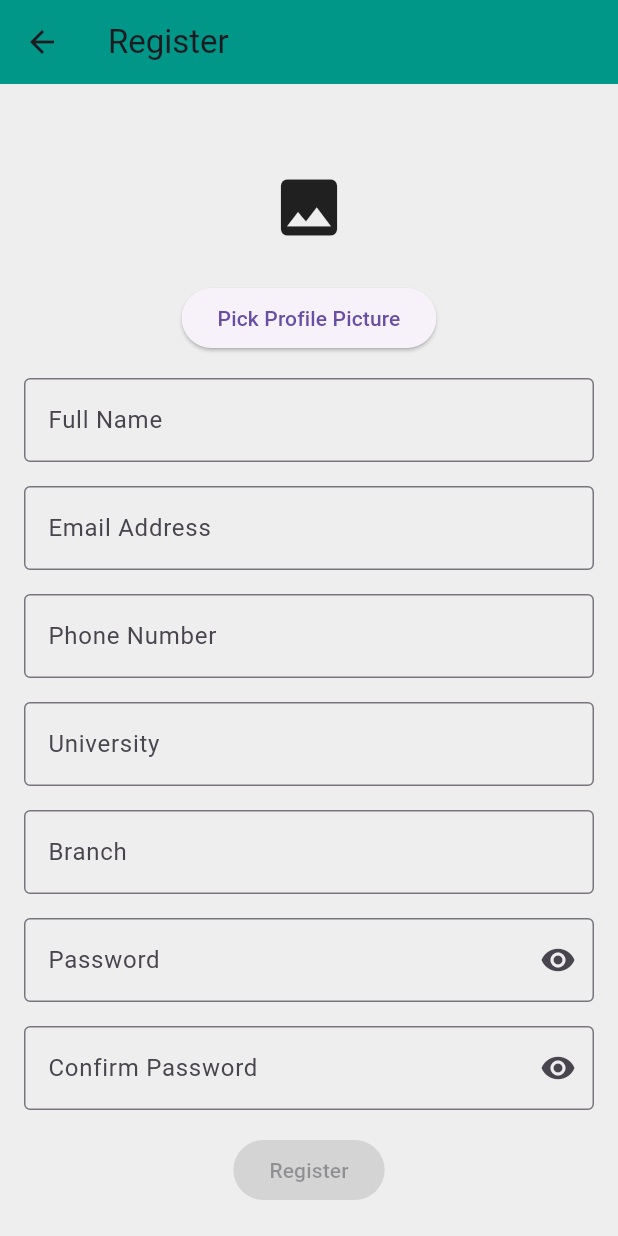
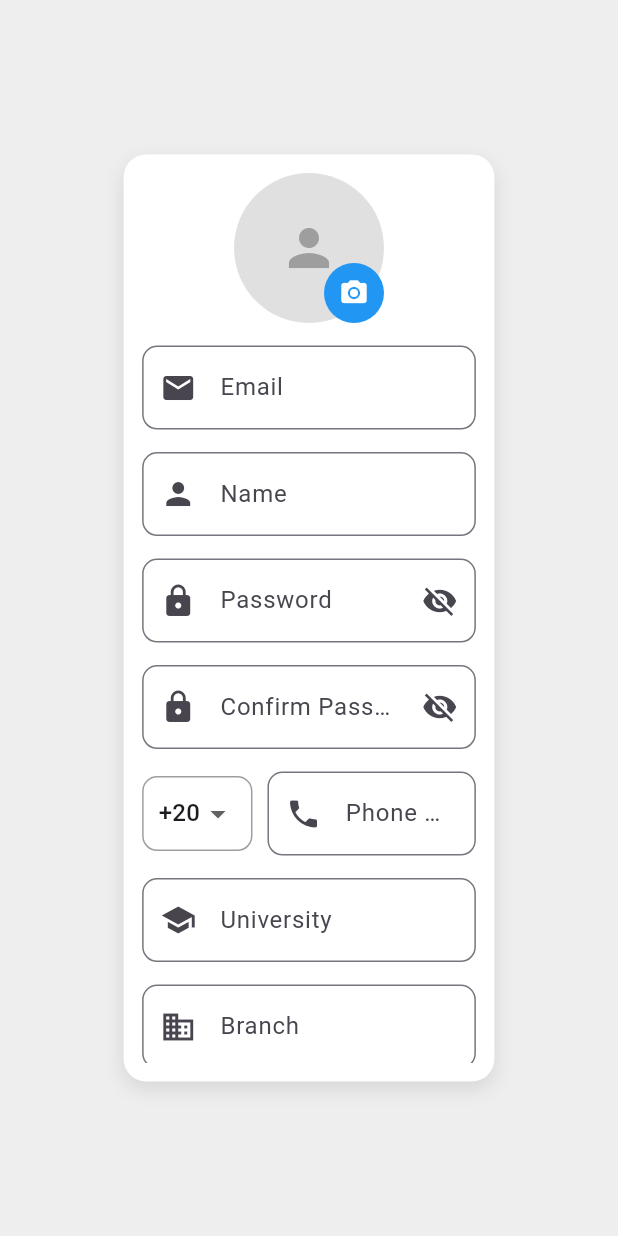
Before and after one commit to MORAMZY14/Etqan, a Flutter app: the RegisterPage screen opened directly, on a phone screen of 412 x 824 dp. Run offline on Flutter 3.47's test engine with Material 3 defaults, Android fonts, the phone set to English and light mode, and no system bars; our stand-ins replace cloud_firestore, file_picker, firebase_auth, firebase_core, firebase_messaging, firebase_storage and 3 more; missing offline and left inert: firebase_app_check, onesignal_flutter; accounts and stored records are empty.

```diff
--- a/lib/register_page.dart
+++ b/lib/register_page.dart
@@ -1,4 +1,5 @@
 import 'package:file_picker/file_picker.dart';
+import 'package:image_picker/image_picker.dart';
 import 'dart:typed_data';
 import 'package:flutter/material.dart';
 import 'package:firebase_auth/firebase_auth.dart';
@@ -247,11 +248,15 @@ class _RegisterPageState extends State<RegisterPage> {
     if (result != null) {
       PlatformFile file = result.files.first;
       final imageBytes = file.bytes;
+
       if (imageBytes != null) {
         setState(() {
           _selectedImageBytes = imageBytes;
         });
       }
+    } else {
+      // Handle case when no image is picked
+      print('No image selected.');
     }
   }
 
@@ -259,130 +264,188 @@ class _RegisterPageState extends State<RegisterPage> {
   Widget build(BuildContext context) {
     return Scaffold(
         backgroundColor: Colors.grey[200],
-      appBar: AppBar(
-        title: const Text('Register'),
-        backgroundColor: Colors.teal,
-        elevation: 0,
+    body: Center(
+    child: Container(
+    width: MediaQuery.of(context).size.width * 0.6,
+    height: MediaQuery.of(context).size.height * 0.75,
+    padding: EdgeInsets.all(MediaQuery.of(context).size.width * 0.03),
+    decoration: BoxDecoration(
+    color: Colors.white,
+    borderRadius: BorderRadius.circular(15.0),
+    boxShadow: [
+    BoxShadow(
+    color: Colors.grey.withOpacity(0.3),
+    blurRadius: 10.0,
+    offset: const Offset(0, 5),
     ),
-      body: SingleChildScrollView(
-        child: Center(
-          child: Padding(
-            padding: const EdgeInsets.all(16.0),
+    ],
+    ),
+    child: SingleChildScrollView(
     child: Column(
-              mainAxisSize: MainAxisSize.min,
+    crossAxisAlignment: CrossAxisAlignment.stretch,
     children: [
-                const SizedBox(height: 16.0),
-                _selectedImageBytes != null
-                    ? Image.memory(_selectedImageBytes!, height: 100, width: 100, fit: BoxFit.cover)
-                    : const SizedBox(height: 100, width: 100, child: Icon(Icons.image, size: 50)),
-                ElevatedButton(
-                  onPressed: _pickImage,
-                  child: const Text('Pick Profile Picture'),
+    Center(
+    child: Stack(
+    children: [
+    CircleAvatar(
+    radius: 50,
+    backgroundColor: Colors.grey[300],
+    backgroundImage: _selectedImageBytes != null
+    ? MemoryImage(_selectedImageBytes!)
+        : null,
+    child: _selectedImageBytes == null
+    ? const Icon(Icons.person, size: 40, color: Colors.grey)
+        : null,
     ),
-                const SizedBox(height: 16.0),
-                TextField(
-                  controller: _nameController,
-                  decoration: const InputDecoration(
-                    labelText: 'Full Name',
-                    border: OutlineInputBorder(),
+    Positioned(
+    bottom: 0,
+    right: 0,
+    child: GestureDetector(
+    onTap: _pickImage,
+    child: CircleAvatar(
+    radius: 20,
+    backgroundColor: Colors.blue,
+    child: const Icon(Icons.camera_alt, color: Colors.white, size: 20),
     ),
     ),
-                const SizedBox(height: 16.0),
-                TextField(
-                  controller: _emailController,
-                  decoration: const InputDecoration(
-                    labelText: 'Email Address',
-                    border: OutlineInputBorder(),
     ),
-                  keyboardType: TextInputType.emailAddress,
-                ),
-                const SizedBox(height: 16.0),
-                TextField(
-                  controller: _phoneController,
-                  decoration: InputDecoration(
-                    labelText: 'Phone Number',
-                    prefixText: _selectedDialCode + ' ',
-                    border: const OutlineInputBorder(),
-                  ),
-                  keyboardType: TextInputType.phone,
-                ),
-                const SizedBox(height: 16.0),
-                TextField(
-                  controller: _universityController,
-                  decoration: const InputDecoration(
-                    labelText: 'University',
-                    border: OutlineInputBorder(),
+    ],
     ),
     ),
-                const SizedBox(height: 16.0),
-                TextField(
-                  controller: _branchController,
-                  decoration: const InputDecoration(
-                    labelText: 'Branch',
-                    border: OutlineInputBorder(),
+    const SizedBox(height: 15),
+    _buildTextField(_emailController, 'Email', TextInputType.emailAddress, Icons.email),
+    if (!_isGmail)
+    Padding(
+    padding: const EdgeInsets.only(top: 5.0),
+    child: Text(
+    'Please use a Gmail address.',
+    style: TextStyle(
+    color: Colors.red,
+    fontSize: MediaQuery.of(context).size.width * 0.015,
     ),
     ),
-                const SizedBox(height: 16.0),
-                TextField(
-                  controller: _passwordController,
-                  obscureText: _obscurePassword,
-                  decoration: InputDecoration(
-                    labelText: 'Password',
-                    border: const OutlineInputBorder(),
-                    suffixIcon: IconButton(
-                      icon: Icon(
-                        _obscurePassword ? Icons.visibility : Icons.visibility_off,
     ),
-                      onPressed: () {
+    const SizedBox(height: 15),
+    _buildTextField(_nameController, 'Name', TextInputType.name, Icons.person),
+    const SizedBox(height: 15),
+    _buildPasswordField(_passwordController, 'Password', Icons.lock, _obscurePassword, () {
     setState(() {
     _obscurePassword = !_obscurePassword;
+    });
+    }),
+    if (!_passwordsMatch)
+    Padding(
+    padding: const EdgeInsets.only(top: 5.0),
+    child: Text(
+    'Passwords do not match.',
+    style: TextStyle(
+    color: Colors.red,
+    fontSize: MediaQuery.of(context).size.width * 0.015,
+    ),
+    ),
+    ),
+    const SizedBox(height: 15),
+    _buildPasswordField(_confirmPasswordController, 'Confirm Password', Icons.lock, _obscureConfirmPassword, () {
+    setState(() {
+    _obscureConfirmPassword = !_obscureConfirmPassword;
+    });
+    }),
+    const SizedBox(height: 15),
+    // Phone number and country code input
+    Row(
+    children: [
+    // Country code dropdown
+    Container(
+    padding: const EdgeInsets.symmetric(horizontal: 10),
+    decoration: BoxDecoration(
+    border: Border.all(color: Colors.grey),
+    borderRadius: BorderRadius.circular(10),
+    ),
+    child: DropdownButtonHideUnderline(
+    child: DropdownButton<String>(
+    value: _selectedDialCode,
+    items: <String>['+20', '+1', '+44', '+91'] // Add more dial codes as needed
+        .map<DropdownMenuItem<String>>((String value) {
+    return DropdownMenuItem<String>(
+    value: value,
+    child: Text(value),
+    );
+    }).toList(),
+    onChanged: (String? newValue) {
+    setState(() {
+    _selectedDialCode = newValue!;
     });
     },
     ),
     ),
     ),
-                const SizedBox(height: 16.0),
-                TextField(
-                  controller: _confirmPasswordController,
-                  obscureText: _obscureConfirmPassword,
-                  decoration: InputDecoration(
-                    labelText: 'Confirm Password',
-                    border: const OutlineInputBorder(),
-                    suffixIcon: IconButton(
-                      icon: Icon(
-                        _obscureConfirmPassword ? Icons.visibility : Icons.visibility_off,
-                      ),
-                      onPressed: () {
-                        setState(() {
-                          _obscureConfirmPassword = !_obscureConfirmPassword;
-                        });
-                      },
+    const SizedBox(width: 10),
+    // Phone number text field
+    Expanded(
+    child: _buildTextField(
+    _phoneController,
+    'Phone Number',
+    TextInputType.phone,
+    Icons.phone,
     ),
     ),
+    ],
     ),
-                const SizedBox(height: 16.0),
-                ElevatedButton(
+    const SizedBox(height: 15),
+    _buildTextField(_universityController, 'University', TextInputType.text, Icons.school),
+    const SizedBox(height: 15),
+    _buildTextField(_branchController, 'Branch', TextInputType.text, Icons.business),
+    const SizedBox(height: 15),
+    _isLoading
+    ? const Center(child: CircularProgressIndicator())
+        : ElevatedButton(
     onPressed: _isRegisterButtonEnabled ? _registerUser : null,
-                  child: _isLoading
-                      ? const CircularProgressIndicator(
-                    valueColor: AlwaysStoppedAnimation<Color>(Colors.white),
-                  )
-                      : const Text('Register'),
+    style: ElevatedButton.styleFrom(
+    padding: EdgeInsets.symmetric(
+    vertical: MediaQuery.of(context).size.height * 0.02,
     ),
-                const SizedBox(height: 8.0),
-                CheckboxListTile(
-                  value: _agreeToTerms,
-                  onChanged: (bool? value) {
-                    setState(() {
-                      _agreeToTerms = value ?? false;
-                    });
-                  },
-                  title: const Text('I agree to the terms and conditions'),
+    backgroundColor: _isRegisterButtonEnabled ? Colors.blue : Colors.grey,
+    ),
+    child: const Text('Register'),
     ),
     ],
     ),
     ),
      ),
+     ));
+  }
+
+
+  Widget _buildTextField(TextEditingController controller, String label, TextInputType type,
+      IconData icon) {
+    return TextField(
+      controller: controller,
+      keyboardType: type,
+      decoration: InputDecoration(
+        labelText: label,
+        prefixIcon: Icon(icon),
+        border: OutlineInputBorder(
+          borderRadius: BorderRadius.circular(10.0),
+        ),
+      ),
+    );
+  }
+
+  Widget _buildPasswordField(TextEditingController controller, String label, IconData icon,
+      bool obscureText, VoidCallback onToggle) {
+    return TextField(
+      controller: controller,
+      obscureText: obscureText,
+      decoration: InputDecoration(
+        labelText: label,
+        prefixIcon: Icon(icon),
+        suffixIcon: IconButton(
+          icon: Icon(obscureText ? Icons.visibility_off : Icons.visibility),
+          onPressed: onToggle,
+        ),
+        border: OutlineInputBorder(
+          borderRadius: BorderRadius.circular(10.0),
+        ),
       ),
     );
   }
```
Lines whose indentation alone changed are shown as unchanged.
